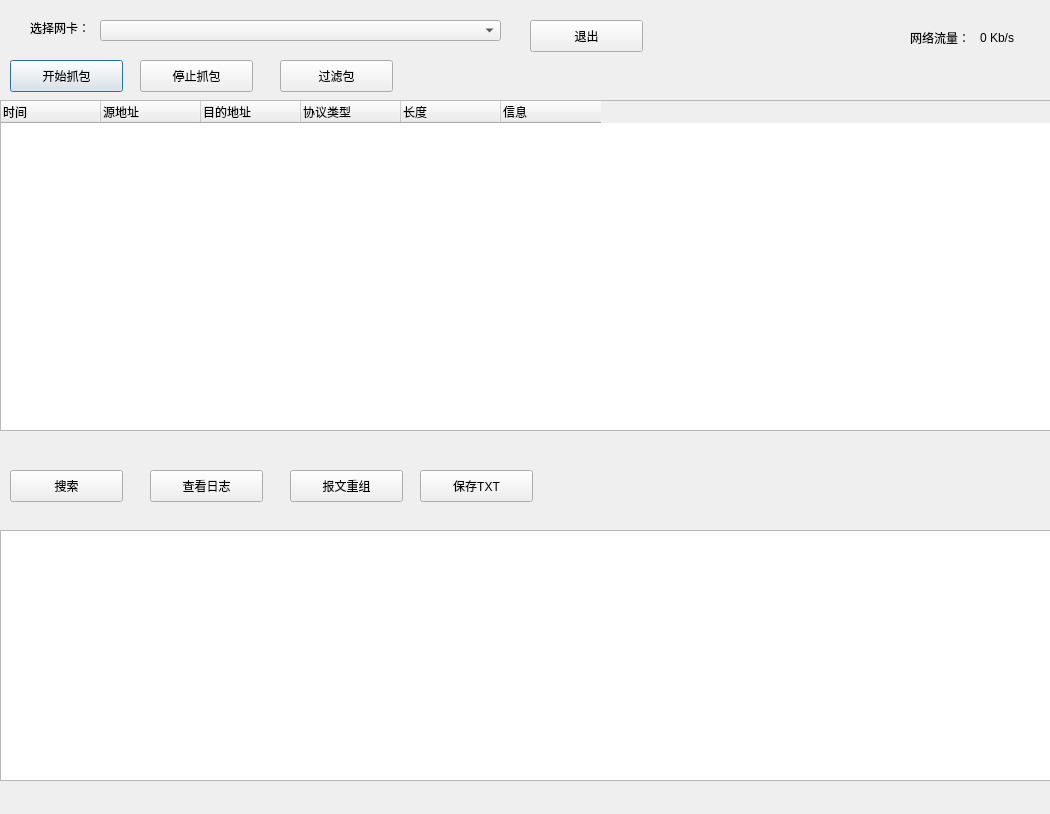
First picture: the form in main.ui, repository cwellszhang/Sniffer, before the edit.
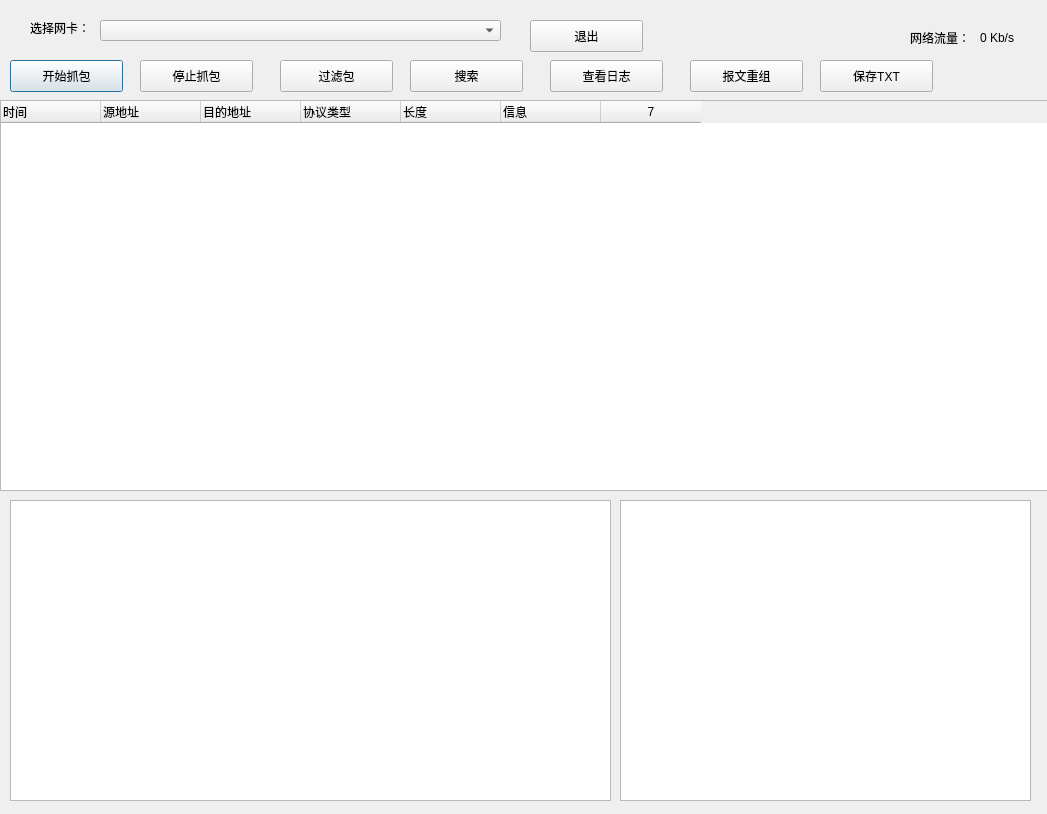
Second picture: the form after the edit.

Diff of the .ui file:
```diff
--- a/main.ui
+++ b/main.ui
@@ -6,7 +6,7 @@
    <rect>
     <x>0</x>
     <y>0</y>
-    <width>1050</width>
+    <width>1047</width>
     <height>814</height>
    </rect>
   </property>
@@ -68,8 +68,8 @@
   <widget class="QPushButton" name="btn_search">
    <property name="geometry">
     <rect>
-     <x>10</x>
-     <y>470</y>
+     <x>410</x>
+     <y>60</y>
      <width>113</width>
      <height>32</height>
     </rect>
@@ -81,8 +81,8 @@
   <widget class="QPushButton" name="btn_viewlog">
    <property name="geometry">
     <rect>
-     <x>150</x>
-     <y>470</y>
+     <x>550</x>
+     <y>60</y>
      <width>113</width>
      <height>32</height>
     </rect>
@@ -94,8 +94,8 @@
   <widget class="QPushButton" name="btn_recover">
    <property name="geometry">
     <rect>
-     <x>290</x>
-     <y>470</y>
+     <x>690</x>
+     <y>60</y>
      <width>113</width>
      <height>32</height>
     </rect>
@@ -107,8 +107,8 @@
   <widget class="QPushButton" name="btn_save">
    <property name="geometry">
     <rect>
-     <x>420</x>
-     <y>470</y>
+     <x>820</x>
+     <y>60</y>
      <width>113</width>
      <height>32</height>
     </rect>
@@ -133,10 +133,10 @@
   <widget class="QTextBrowser" name="textBrowser">
    <property name="geometry">
     <rect>
-     <x>0</x>
-     <y>530</y>
-     <width>1051</width>
-     <height>251</height>
+     <x>10</x>
+     <y>500</y>
+     <width>601</width>
+     <height>301</height>
     </rect>
    </property>
   </widget>
@@ -185,7 +185,7 @@
      <x>0</x>
      <y>100</y>
      <width>1051</width>
-     <height>331</height>
+     <height>391</height>
     </rect>
    </property>
    <property name="focusPolicy">
@@ -233,12 +233,18 @@
    <property name="rowCount">
     <number>0</number>
    </property>
+   <property name="columnCount">
+    <number>7</number>
+   </property>
    <attribute name="horizontalHeaderVisible">
     <bool>true</bool>
    </attribute>
    <attribute name="horizontalHeaderDefaultSectionSize">
     <number>100</number>
    </attribute>
+   <attribute name="horizontalHeaderShowSortIndicator" stdset="0">
+    <bool>true</bool>
+   </attribute>
    <attribute name="verticalHeaderVisible">
     <bool>true</bool>
    </attribute>
@@ -296,6 +302,17 @@
      <set>AlignLeading|AlignVCenter</set>
     </property>
    </column>
+   <column/>
+  </widget>
+  <widget class="QTextBrowser" name="textBrowser_2">
+   <property name="geometry">
+    <rect>
+     <x>620</x>
+     <y>500</y>
+     <width>411</width>
+     <height>301</height>
+    </rect>
+   </property>
   </widget>
   <action name="actionMenubar">
    <property name="text">
```
Left out of the diff: 10 changed lines with no effect on the pictures.
